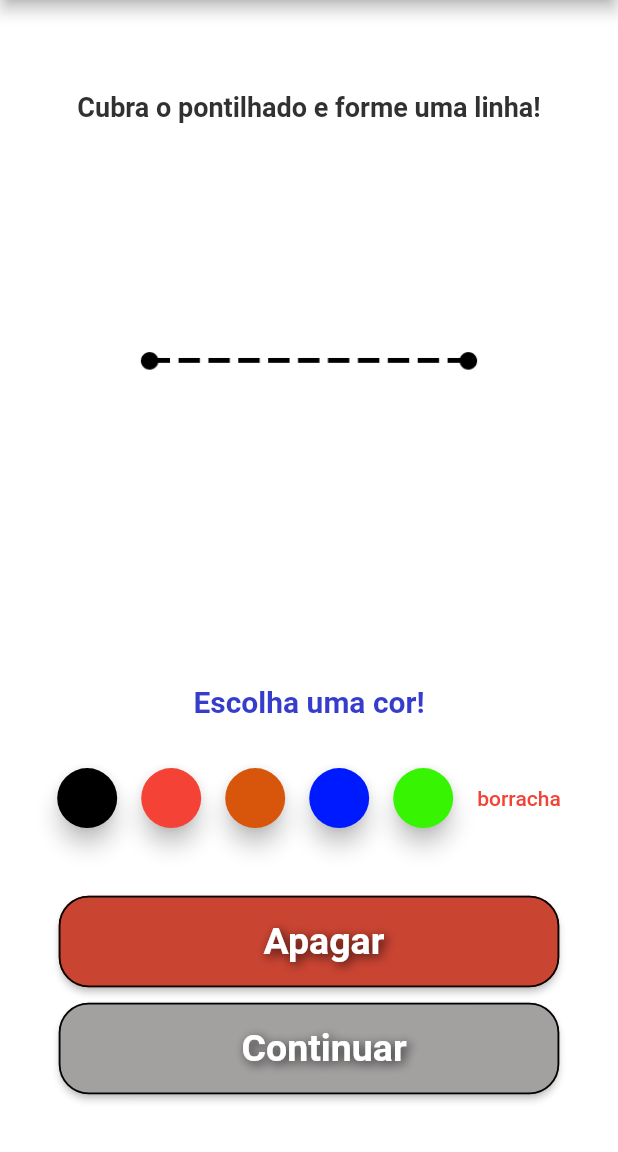
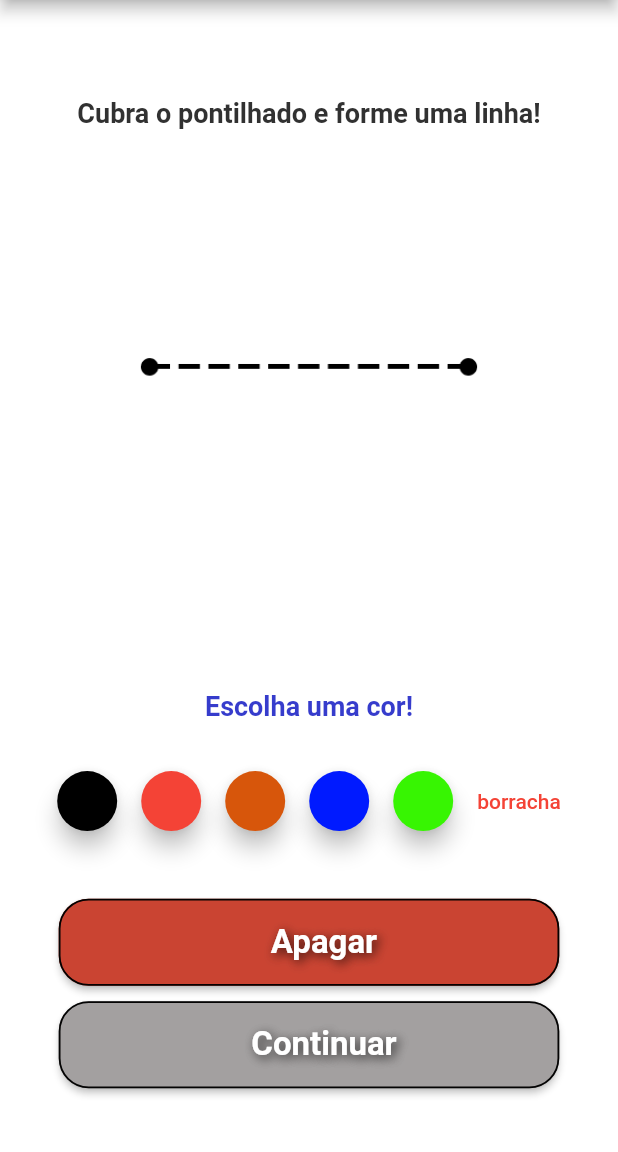
Before and after one commit to viniciusOLN/drawtism, a Flutter app: the LevelPage screen opened directly, after a tap on an icon or button, on a phone screen of 412 x 824 dp, the part 84-1236 px from its top. Run offline on Flutter 3.47's test engine with Material 2 defaults, Android fonts, the phone set to English and light mode, and no system bars; our stand-ins replace audioplayers, bloc, flutter_bloc, flutter_tts, get, shared_preferences; missing offline and left inert: camera_camera, sendgrid_mailer; accounts and stored records are empty.

Commit message:
corrigindo tempos de áudio

```diff
--- a/lib/app/features/choosepage/presentation/choosepage.dart
+++ b/lib/app/features/choosepage/presentation/choosepage.dart
@@ -71,7 +71,7 @@
                   text: "Escolha um modo", style: TextStyles.defaultStyle),
               SizedBox(height: width * 0.12),
               CustomContainer(
-                width: width * 0.81,
+                width: width * 0.82,
                 children: [
                   CustomButton(
                     onPressed: () {
--- a/lib/app/features/drawpage/presentation/controllers/drawing_controller.dart
+++ b/lib/app/features/drawpage/presentation/controllers/drawing_controller.dart
@@ -1,5 +1,6 @@
 import 'dart:convert';
 
+import 'package:drawtism/app/features/configpage/presentation/controllers/config_page_controller.dart';
 import 'package:drawtism/app/global/utils/formate_date.dart';
 import 'package:drawtism/music_controller.dart';
 import 'package:flutter_tts/flutter_tts.dart';
@@ -40,13 +41,19 @@
   };
   late GlobalKey keyToImage;
   String currentTextColor = "Escolha uma cor!";
-  Color currentColor = Color.fromRGBO(54, 60, 204, 1);
+  Color currentColor = const Color.fromRGBO(54, 60, 204, 1);
   final controllerReference = Get.lazyPut(
     () => MusicController(),
   );
   final controller = Get.find<MusicController>();
+  final controllerReferencea = Get.lazyPut(
+    () => ConfigPageController(),
+  );
+  final controllerConfig = Get.find<ConfigPageController>();
+  FlutterTts flutterTts = FlutterTts();
 
   void nextDraw(BuildContext context) async {
+    await flutterTts.stop();
     changeButton(false);
     await save(keyToImage);
     if (currentDraw == limitPerLevel) {
@@ -149,15 +156,17 @@
   }
 
   void speak(String text) async {
-    await controller.playerThemeSong.setVolume(0);
-    FlutterTts flutterTts = FlutterTts();
+    await controller.playerThemeSong.pause();
 
     await flutterTts.setVolume(1.0);
+    await flutterTts.setSpeechRate(0.5);
     await flutterTts.setLanguage('pt-BR');
     await flutterTts.speak(text).then((value) {
-      Timer(Duration(seconds: 5), () {
-        controller.playerThemeSong.setVolume(1);
-      });
+      if (controllerConfig.isPlaying) {
+        Timer(const Duration(seconds: 5), () {
+          controller.playerThemeSong.resume();
+        });
+      }
     });
   }
 }
--- a/lib/app/features/drawpage/presentation/drawpage.dart
+++ b/lib/app/features/drawpage/presentation/drawpage.dart
@@ -20,14 +20,18 @@
 import 'widgets/paint_module.dart';
 
 class DrawPage extends StatelessWidget {
+  final controller = Get.lazyPut(
+    () => DrawingPageController(),
+  );
+  final controllerReference = Get.find<DrawingPageController>();
   DrawPage({super.key});
+
+  void stopVoice() async {
+    await controllerReference.flutterTts.stop();
+  }
 
   @override
   Widget build(BuildContext context) {
-    final controller = Get.lazyPut(
-      () => DrawingPageController(),
-    );
-    final controllerReference = Get.find<DrawingPageController>();
     double width = DeviceUtils.width(context);
     final level = (ModalRoute.of(context)?.settings.arguments ??
         <String, dynamic>{}) as Map;
@@ -50,6 +54,7 @@
           ),
           color: Theme.of(context).iconTheme.color,
           onPressed: () {
+            stopVoice();
             Get.to(
               () => LevelPage(
                 levels: levels,
--- a/lib/app/global/utils/text_styles.dart
+++ b/lib/app/global/utils/text_styles.dart
@@ -5,7 +5,7 @@
 
   static TextStyle defaultStyle = TextStyle(
     fontFamily: 'Roboto',
-    fontSize: sizeDefault * 30,
+    fontSize: sizeDefault * 26,
     fontWeight: FontWeight.bold,
     color: Colors.white,
     shadows: const <Shadow>[
@@ -28,11 +28,11 @@
   );
 
   static TextStyle whiteTextButtonStyle = defaultStyle.copyWith(
-    fontSize: sizeDefault * 25,
+    fontSize: sizeDefault * 22,
   );
 
   static TextStyle blueTextButtonStyle = blueTextStyle.copyWith(
-    fontSize: sizeDefault * 25,
+    fontSize: sizeDefault * 22,
     shadows: const [
       Shadow(
         offset: Offset(2.0, 2.0),
@@ -48,7 +48,7 @@
   );
 
   static TextStyle blueTextGeneric = blueTextStyle.copyWith(
-    fontSize: sizeDefault * 20,
+    fontSize: sizeDefault * 18,
   );
 
   static TextStyle blackTextGeneric = blueTextGeneric.copyWith(
--- a/pubspec.yaml
+++ b/pubspec.yaml
@@ -44,7 +44,7 @@
   audioplayers: ^5.2.0
   sendgrid_mailer: ^0.1.3
   shared_preferences: ^2.2.2
-  flutter_tts: ^3.3.3
+  flutter_tts: 3.0.0
 
 dev_dependencies:
   flutter_test:
```
Also changed, not shown: lib/app/features/photopagedraw/controllers/photo_page_draw_controller.dart (+12 -6 lines), lib/app/features/photopagedraw/photo_page_draw.dart (+10 -4 lines), pubspec.lock, 2 other files.
